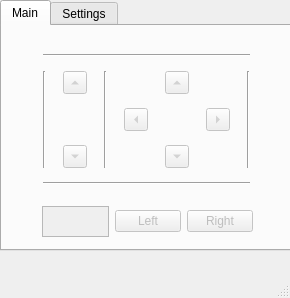
Old version of the form ui_file.ui in the repository PrabhuLoganathan/PyAutoGuI-Demo1.
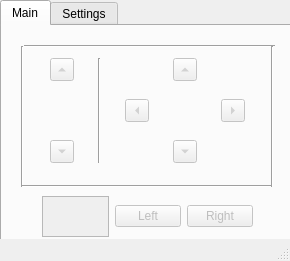
New version of the form. The open tabs and pages were chosen to show the change.

Diff of the .ui file:
```diff
--- a/ui_file.ui
+++ b/ui_file.ui
@@ -7,7 +7,7 @@
     <x>0</x>
     <y>0</y>
     <width>290</width>
-    <height>298</height>
+    <height>261</height>
    </rect>
   </property>
   <property name="windowTitle">
@@ -23,7 +23,7 @@
       <x>0</x>
       <y>0</y>
       <width>291</width>
-      <height>251</height>
+      <height>241</height>
      </rect>
     </property>
     <property name="currentIndex">
@@ -37,9 +37,9 @@
       <property name="geometry">
        <rect>
         <x>40</x>
-        <y>180</y>
+        <y>170</y>
         <width>211</width>
-        <height>31</height>
+        <height>41</height>
        </rect>
       </property>
       <layout class="QHBoxLayout" name="horizontalLayout_2">
@@ -78,44 +78,11 @@
         <x>30</x>
         <y>20</y>
         <width>231</width>
-        <height>151</height>
+        <height>131</height>
        </rect>
       </property>
       <layout class="QGridLayout" name="gridLayout">
-       <item row="2" column="5">
-        <widget class="QToolButton" name="right_arrow">
-         <property name="enabled">
-          <bool>false</bool>
-         </property>
-         <property name="text">
-          <string/>
-         </property>
-         <property name="arrowType">
-          <enum>Qt::RightArrow</enum>
-         </property>
-        </widget>
-       </item>
-       <item row="1" column="0" rowspan="3">
-        <widget class="Line" name="line_3">
-         <property name="orientation">
-          <enum>Qt::Vertical</enum>
-         </property>
-        </widget>
-       </item>
-       <item row="1" column="1">
-        <widget class="QToolButton" name="scroll_up">
-         <property name="enabled">
-          <bool>false</bool>
-         </property>
-         <property name="text">
-          <string/>
-         </property>
-         <property name="arrowType">
-          <enum>Qt::UpArrow</enum>
-         </property>
-        </widget>
-       </item>
-       <item row="3" column="1">
+       <item row="2" column="0">
         <widget class="QToolButton" name="scroll_down">
          <property name="enabled">
           <bool>false</bool>
@@ -128,22 +95,28 @@
          </property>
         </widget>
        </item>
-       <item row="1" column="6" rowspan="3">
-        <widget class="Line" name="line_2">
-         <property name="orientation">
-          <enum>Qt::Vertical</enum>
-         </property>
-        </widget>
-       </item>
-       <item row="1" column="2" rowspan="3">
+       <item row="0" column="1" rowspan="3">
         <widget class="Line" name="line">
          <property name="orientation">
           <enum>Qt::Vertical</enum>
          </property>
         </widget>
        </item>
+       <item row="0" column="0">
+        <widget class="QToolButton" name="scroll_up">
+         <property name="enabled">
+          <bool>false</bool>
+         </property>
+         <property name="text">
+          <string/>
+         </property>
+         <property name="arrowType">
+          <enum>Qt::UpArrow</enum>
+         </property>
+        </widget>
+       </item>
        <item row="1" column="4">
-        <widget class="QToolButton" name="up_arrow">
+        <widget class="QToolButton" name="right_arrow">
          <property name="enabled">
           <bool>false</bool>
          </property>
@@ -151,38 +124,11 @@
           <string/>
          </property>
          <property name="arrowType">
-          <enum>Qt::UpArrow</enum>
+          <enum>Qt::RightArrow</enum>
          </property>
         </widget>
        </item>
-       <item row="3" column="4">
-        <widget class="QToolButton" name="down_arrow">
-         <property name="enabled">
-          <bool>false</bool>
-         </property>
-         <property name="text">
-          <string/>
-         </property>
-         <property name="arrowType">
-          <enum>Qt::DownArrow</enum>
-         </property>
-        </widget>
-       </item>
-       <item row="4" column="0" colspan="7">
-        <widget class="Line" name="line_5">
-         <property name="orientation">
-          <enum>Qt::Horizontal</enum>
-         </property>
-        </widget>
-       </item>
-       <item row="0" column="0" colspan="7">
-        <widget class="Line" name="line_4">
-         <property name="orientation">
-          <enum>Qt::Horizontal</enum>
-         </property>
-        </widget>
-       </item>
-       <item row="2" column="3">
+       <item row="1" column="2">
         <widget class="QToolButton" name="left_arrow">
          <property name="enabled">
           <bool>false</bool>
@@ -195,8 +141,86 @@
          </property>
         </widget>
        </item>
+       <item row="2" column="3">
+        <widget class="QToolButton" name="down_arrow">
+         <property name="enabled">
+          <bool>false</bool>
+         </property>
+         <property name="text">
+          <string/>
+         </property>
+         <property name="arrowType">
+          <enum>Qt::DownArrow</enum>
+         </property>
+        </widget>
+       </item>
+       <item row="0" column="3">
+        <widget class="QToolButton" name="up_arrow">
+         <property name="enabled">
+          <bool>false</bool>
+         </property>
+         <property name="text">
+          <string/>
+         </property>
+         <property name="arrowType">
+          <enum>Qt::UpArrow</enum>
+         </property>
+        </widget>
+       </item>
       </layout>
      </widget>
+     <widget class="Line" name="line_4">
+      <property name="geometry">
+       <rect>
+        <x>22</x>
+        <y>10</y>
+        <width>251</width>
+        <height>20</height>
+       </rect>
+      </property>
+      <property name="orientation">
+       <enum>Qt::Horizontal</enum>
+      </property>
+     </widget>
+     <widget class="Line" name="line_3">
+      <property name="geometry">
+       <rect>
+        <x>10</x>
+        <y>20</y>
+        <width>20</width>
+        <height>141</height>
+       </rect>
+      </property>
+      <property name="orientation">
+       <enum>Qt::Vertical</enum>
+      </property>
+     </widget>
+     <widget class="Line" name="line_5">
+      <property name="geometry">
+       <rect>
+        <x>20</x>
+        <y>150</y>
+        <width>251</width>
+        <height>20</height>
+       </rect>
+      </property>
+      <property name="orientation">
+       <enum>Qt::Horizontal</enum>
+      </property>
+     </widget>
+     <widget class="Line" name="line_2">
+      <property name="geometry">
+       <rect>
+        <x>260</x>
+        <y>20</y>
+        <width>20</width>
+        <height>141</height>
+       </rect>
+      </property>
+      <property name="orientation">
+       <enum>Qt::Vertical</enum>
+      </property>
+     </widget>
     </widget>
     <widget class="QWidget" name="tab_2">
      <attribute name="title">
```
Left out of the diff: 85 changed lines with no effect on the pictures.
